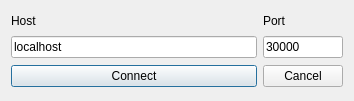
Before: the Qt Designer form src/GUI/HostSelector.ui in maciek-slon/DisCODe, drawn with Qt 5.
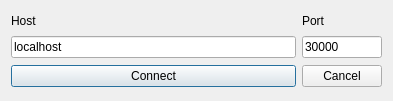
After: the same form once the commit is applied.

The edit to the form file:
```diff
--- a/src/GUI/HostSelector.ui
+++ b/src/GUI/HostSelector.ui
@@ -6,7 +6,7 @@
    <rect>
     <x>0</x>
     <y>0</y>
-    <width>354</width>
+    <width>393</width>
     <height>101</height>
    </rect>
   </property>
```
